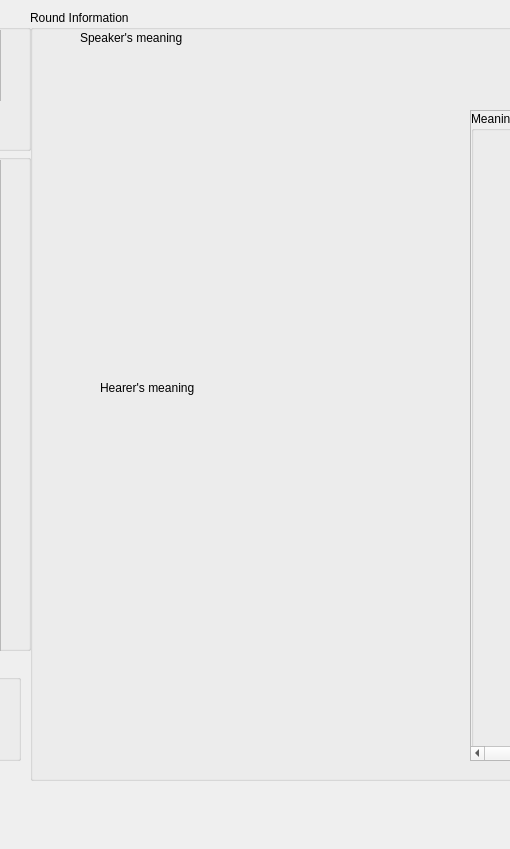
Before: the Qt Designer form qt_generated/ServerWindow.ui in keryil/leaparticulatorqt, drawn with Qt 5; both pictures show x 220 to 730 and y 0 to 849 of the 1057 by 849 pixel window.
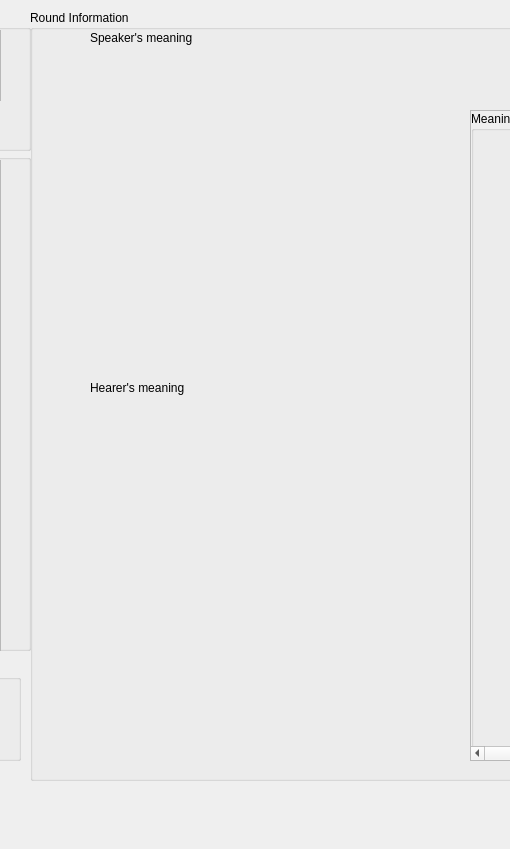
After: the same form once the commit is applied.

Commit message: -Fixed a minor bug in the final meaning space expansion. -Aligned some widgets on the server UI.

Patch:
```diff
--- a/qt_generated/ServerWindow.ui
+++ b/qt_generated/ServerWindow.ui
@@ -107,7 +107,7 @@
     <widget class="QLabel" name="lblGiven">
      <property name="geometry">
       <rect>
-       <x>70</x>
+       <x>60</x>
        <y>400</y>
        <width>330</width>
        <height>330</height>
@@ -126,7 +126,7 @@
     <widget class="QLabel" name="label">
      <property name="geometry">
       <rect>
-       <x>50</x>
+       <x>60</x>
        <y>20</y>
        <width>121</width>
        <height>16</height>
@@ -139,7 +139,7 @@
     <widget class="QLabel" name="label_2">
      <property name="geometry">
       <rect>
-       <x>70</x>
+       <x>60</x>
        <y>370</y>
        <width>111</width>
        <height>16</height>
```
The commit also changes 1 other file.
